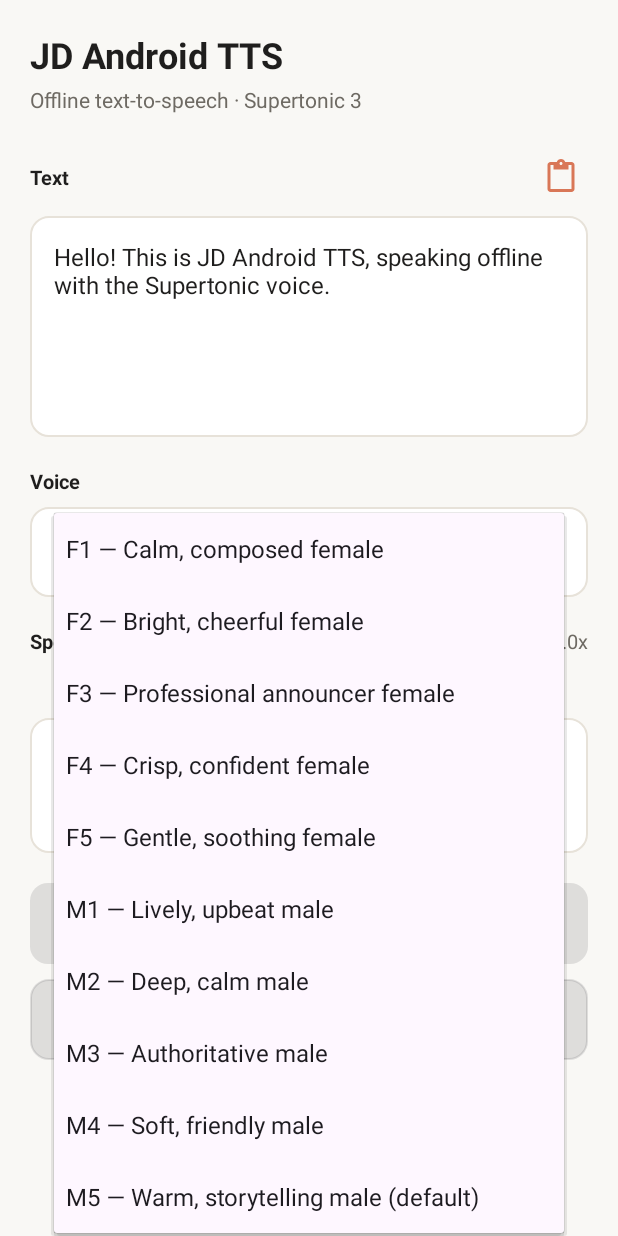
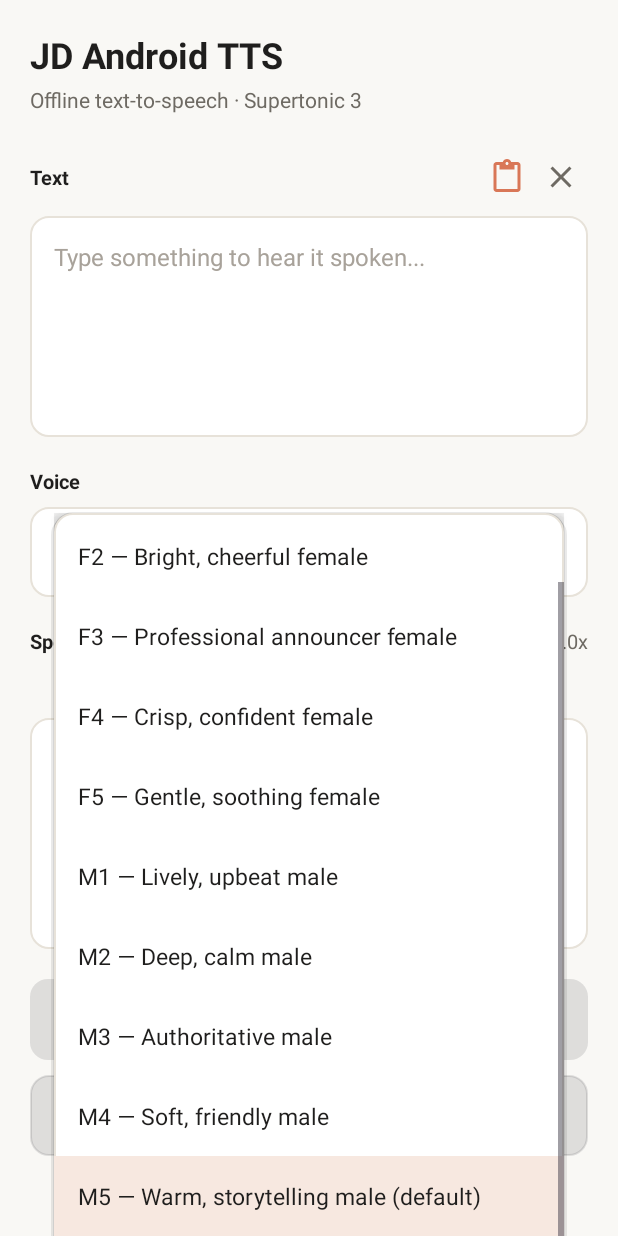
Before and after one commit to jdmughal-535/JD-Android-TTS, an Android app: the screen it shows after launch (MainActivity), after a tap on "M5 — Warm, storytelling male (default)", on a phone screen of 412 x 824 dp. Run offline under Robolectric (Android 15) with nearby library versions, the phone set to English and light mode, and no system bars; libraries missing offline, so code that uses them is left out: com.k2fsa.sherpa, org.apache.commons; 2 other taps on this screen came first.

Commit message:
UI v4: Android 16 insets fix, manual model download with resume, clear icon, Claude-matched voice dropdown

```diff
--- a/app/src/main/AndroidManifest.xml
+++ b/app/src/main/AndroidManifest.xml
@@ -1,7 +1,7 @@
 <?xml version="1.0" encoding="utf-8"?>
 <manifest xmlns:android="http://schemas.android.com/apk/res/android">
 
-    <!-- Only needed once, to download the Supertonic model (~123 MB).
+    <!-- Only needed once, to download the Supertonic model (~129 MB).
          Speech itself runs 100% offline after that. -->
     <uses-permission android:name="android.permission.INTERNET" />
     <!-- Only for Android 9 and older, where WAVs are written straight into
--- a/app/src/main/java/com/jdmughal/androidtts/MainActivity.kt
+++ b/app/src/main/java/com/jdmughal/androidtts/MainActivity.kt
@@ -16,11 +16,14 @@ import android.widget.Button
 import android.widget.EditText
 import android.widget.ImageButton
 import android.widget.ProgressBar
+import android.widget.ScrollView
 import android.widget.SeekBar
 import android.widget.Spinner
 import android.widget.TextView
 import android.widget.Toast
 import androidx.appcompat.app.AppCompatActivity
+import androidx.core.view.ViewCompat
+import androidx.core.view.WindowInsetsCompat
 import com.k2fsa.sherpa.onnx.GenerationConfig
 import com.k2fsa.sherpa.onnx.OfflineTts
 import com.k2fsa.sherpa.onnx.OfflineTtsConfig
@@ -41,7 +44,7 @@ import java.net.URL
  *
  * Engine: Supertonic 3 (int8), 31 languages, 10 speakers, 24 kHz.
  * Default voice: M5 (sid 9) — warm, storytelling male.
- * The model (~123 MB) is downloaded once from the sherpa-onnx
+ * The model (~129 MB) is downloaded once from the sherpa-onnx
  * tts-models release and extracted to external files; after that
  * everything runs offline, no API key, no account.
  *
@@ -76,6 +79,8 @@ class MainActivity : AppCompatActivity() {
 
     private lateinit var etText: EditText
     private lateinit var btnPaste: ImageButton
+    private lateinit var btnClear: ImageButton
+    private lateinit var btnDownload: Button
     private lateinit var spinnerVoice: Spinner
     private lateinit var seekSpeed: SeekBar
     private lateinit var tvSpeed: TextView
@@ -89,6 +94,7 @@ class MainActivity : AppCompatActivity() {
 
     @Volatile private var audioTrack: AudioTrack? = null
     @Volatile private var busy = false
+    private var downloadFailed = false
 
     private var tts: OfflineTts? = null
 
@@ -104,8 +110,19 @@ class MainActivity : AppCompatActivity() {
         super.onCreate(savedInstanceState)
         setContentView(R.layout.activity_main)
 
+        // Android 16 enforces edge-to-edge: keep the header below the
+        // status bar and the footer above the gesture bar.
+        val rootScroll = findViewById<ScrollView>(R.id.rootScroll)
+        ViewCompat.setOnApplyWindowInsetsListener(rootScroll) { v, insets ->
+            val bars = insets.getInsets(WindowInsetsCompat.Type.systemBars())
+            v.setPadding(0, bars.top, 0, bars.bottom)
+            insets
+        }
+
         etText = findViewById(R.id.etText)
         btnPaste = findViewById(R.id.btnPaste)
+        btnClear = findViewById(R.id.btnClear)
+        btnDownload = findViewById(R.id.btnDownload)
         spinnerVoice = findViewById(R.id.spinnerVoice)
         seekSpeed = findViewById(R.id.seekSpeed)
         tvSpeed = findViewById(R.id.tvSpeed)
@@ -120,11 +137,15 @@ class MainActivity : AppCompatActivity() {
         // Keep the default text showing from the top, not scrolled to the end.
         etText.setSelection(0)
 
+        // Custom layouts so the dropdown matches the Claude theme
+        // (white popup, ink text, orange-tinted selection) instead of
+        // the default pink-tinted Material dropdown.
         val adapter = ArrayAdapter(
             this,
-            android.R.layout.simple_spinner_dropdown_item,
+            R.layout.spinner_item,
             voices.map { it.first },
         )
+        adapter.setDropDownViewResource(R.layout.spinner_dropdown_item)
         spinnerVoice.adapter = adapter
         spinnerVoice.setSelection(DEFAULT_SID)
 
@@ -139,12 +160,14 @@ class MainActivity : AppCompatActivity() {
         })
 
         btnPaste.setOnClickListener { pasteFromClipboard() }
+        btnClear.setOnClickListener { etText.text.clear() }
+        btnDownload.setOnClickListener { downloadModel() }
         btnSpeak.setOnClickListener { speak(saveToFile = false) }
         btnSave.setOnClickListener { speak(saveToFile = true) }
 
         refreshState()
-        // No download button: the model fetches itself on first launch.
-        if (!isModelReady()) downloadModel()
+        // No auto-download: the user starts the model download manually
+        // from the button in the model card.
     }
 
     /** Paste the clipboard text at the cursor (or over the selection). */
@@ -179,12 +202,18 @@ class MainActivity : AppCompatActivity() {
         val ready = isModelReady()
         btnSpeak.isEnabled = ready && !busy
         btnSave.isEnabled = ready && !busy
+        // The download button lives only in the model card and only
+        // while the model is missing — never next to Play / Save.
+        btnDownload.visibility = if (ready) View.GONE else View.VISIBLE
+        btnDownload.isEnabled = !busy
+        btnDownload.text =
+            if (downloadFailed) "Retry download" else "Download model"
         tvModelStatus.text =
             if (ready) "Model ready" else "Model not downloaded"
         tvModelSub.text = if (ready) {
             "Supertonic 3 · English · ${voices[spinnerVoice.selectedItemPosition].first}"
         } else {
-            "Download once (~123 MB). After that, speech works fully offline."
+            "Download once (~129 MB). After that, speech works fully offline."
         }
         tvStatus.text = if (ready) {
             "Ready. Pick a voice and tap Play."
@@ -246,6 +275,7 @@ class MainActivity : AppCompatActivity() {
      *  and % + current file while extracting. */
     private fun downloadModel() {
         if (busy) return
+        downloadFailed = false
         setBusy(true)
         tvModelStatus.text = "Downloading model..."
         Thread {
@@ -264,6 +294,9 @@ class MainActivity : AppCompatActivity() {
                     Toast.makeText(this, "Model ready", Toast.LENGTH_SHORT).show()
                 }
             } catch (e: Exception) {
+                // Keep the partial file: a retry resumes from where
+                // the download stopped instead of starting over.
+                downloadFailed = true
                 runOnUiThread {
                     hideProgress()
                     setBusy(false)
@@ -274,20 +307,32 @@ class MainActivity : AppCompatActivity() {
         }.start()
     }
 
+    /** Downloads the model with resume: if a partial file is already
+     *  there, the server is asked for only the missing bytes (HTTP
+     *  Range), so a retry on a slow connection picks up where it
+     *  stopped instead of re-downloading ~129 MB from zero. */
     private fun downloadWithProgress(destFile: File) {
+        val already = if (destFile.exists()) destFile.length() else 0L
         val conn = URL(MODEL_URL).openConnection() as HttpURLConnection
         conn.connectTimeout = 30_000
-        conn.readTimeout = 30_000
+        conn.readTimeout = 120_000
+        if (already > 0) conn.setRequestProperty("Range", "bytes=$already-")
         conn.connect()
-        if (conn.responseCode !in 200..299) {
-            throw IllegalStateException("Download failed: HTTP ${conn.responseCode}")
+        val code = conn.responseCode
+        if (code == 416) return // already complete on disk
+        if (code !in 200..299) {
+            throw IllegalStateException("Download failed: HTTP $code")
         }
-        val total = conn.contentLengthLong // -1 if the server hides it
-        var downloaded: Long = 0
+        val resumed = code == HttpURLConnection.HTTP_PARTIAL // 206
+        if (!resumed && already > 0) destFile.delete() // server ignored Range: start fresh
+        val total = if (resumed) already + conn.contentLengthLong else conn.contentLengthLong
+        var downloaded = if (resumed) already else 0L
+        val sessionStart = downloaded
         val startedAt = System.currentTimeMillis()
         var lastUiUpdate = 0L
+        val verb = if (resumed) "Resuming" else "Downloading"
         conn.inputStream.use { input ->
-            FileOutputStream(destFile).use { output ->
+            FileOutputStream(destFile, resumed).use { output ->
                 val buf = ByteArray(8192)
                 var n = input.read(buf)
                 while (n != -1) {
@@ -297,17 +342,18 @@ class MainActivity : AppCompatActivity() {
                     if (now - lastUiUpdate >= 300) {
                         lastUiUpdate = now
                         val elapsedSec = ((now - startedAt) / 1000.0).coerceAtLeast(0.5)
-                        val speed = downloaded / elapsedSec
+                        val speed = (downloaded - sessionStart) / elapsedSec
                         val detail = if (total > 0) {
                             val percent = (downloaded * 100 / total).toInt()
-                            val etaSec = ((total - downloaded) / speed).toLong()
-                            showProgress(percent, "Downloading... $percent% · " +
+                            val etaSec = if (speed > 0) ((total - downloaded) / speed).toLong() else -1
+                            val eta = if (etaSec >= 0) " · ${formatEta(etaSec)}" else ""
+                            showProgress(percent, "$verb... $percent% · " +
                                 "${formatMb(downloaded)} / ${formatMb(total)} · " +
-                                "${formatSpeed(speed)} · ${formatEta(etaSec)}")
-                            "Downloading... $percent%"
+                                "${formatSpeed(speed)}$eta")
+                            "$verb... $percent%"
                         } else {
-                            showProgress(0, "Downloading... ${formatMb(downloaded)} · ${formatSpeed(speed)}")
-                            "Downloading..."
+                            showProgress(0, "$verb... ${formatMb(downloaded)} · ${formatSpeed(speed)}")
+                            "$verb..."
                         }
                         runOnUiThread { tvModelStatus.text = detail }
                     }
--- /dev/null
+++ b/app/src/main/res/drawable/bg_dropdown.xml
@@ -0,0 +1,9 @@
+<?xml version="1.0" encoding="utf-8"?>
+<shape xmlns:android="http://schemas.android.com/apk/res/android"
+    android:shape="rectangle">
+    <solid android:color="#FFFFFF" />
+    <stroke
+        android:width="1dp"
+        android:color="#E7E2D9" />
+    <corners android:radius="12dp" />
+</shape>
--- /dev/null
+++ b/app/src/main/res/drawable/bg_dropdown_item.xml
@@ -0,0 +1,13 @@
+<?xml version="1.0" encoding="utf-8"?>
+<selector xmlns:android="http://schemas.android.com/apk/res/android">
+    <item android:state_pressed="true">
+        <color android:color="#F7E8E0" />
+    </item>
+    <item android:state_activated="true">
+        <color android:color="#F7E8E0" />
+    </item>
+    <item android:state_selected="true">
+        <color android:color="#F7E8E0" />
+    </item>
+    <item android:drawable="@android:color/transparent" />
+</selector>
--- /dev/null
+++ b/app/src/main/res/drawable/ic_clear.xml
@@ -0,0 +1,10 @@
+<?xml version="1.0" encoding="utf-8"?>
+<vector xmlns:android="http://schemas.android.com/apk/res/android"
+    android:width="24dp"
+    android:height="24dp"
+    android:viewportWidth="24"
+    android:viewportHeight="24">
+    <path
+        android:fillColor="#FFFFFF"
+        android:pathData="M19,6.41L17.59,5 12,10.59 6.41,5 5,6.41 10.59,12 5,17.59 6.41,19 12,13.41 17.59,19 19,17.59 13.41,12z" />
+</vector>
--- a/app/src/main/res/layout/activity_main.xml
+++ b/app/src/main/res/layout/activity_main.xml
@@ -1,5 +1,6 @@
 <?xml version="1.0" encoding="utf-8"?>
 <ScrollView xmlns:android="http://schemas.android.com/apk/res/android"
+    android:id="@+id/rootScroll"
     android:layout_width="match_parent"
     android:layout_height="match_parent"
     android:background="#F9F8F5"
@@ -54,6 +55,16 @@
                 android:padding="6dp"
                 android:src="@drawable/ic_paste"
                 android:tint="#D97757" />
+
+            <ImageButton
+                android:id="@+id/btnClear"
+                android:layout_width="36dp"
+                android:layout_height="36dp"
+                android:background="@android:color/transparent"
+                android:contentDescription="Clear text"
+                android:padding="6dp"
+                android:src="@drawable/ic_clear"
+                android:tint="#6E6A63" />
         </LinearLayout>
 
         <EditText
@@ -95,7 +106,8 @@
                 android:layout_width="match_parent"
                 android:layout_height="52dp"
                 android:paddingStart="12dp"
-                android:paddingEnd="12dp" />
+                android:paddingEnd="12dp"
+                android:popupBackground="@drawable/bg_dropdown" />
         </LinearLayout>
 
         <!-- Speed -->
@@ -156,7 +168,7 @@
                 android:layout_width="wrap_content"
                 android:layout_height="wrap_content"
                 android:layout_marginTop="4dp"
-                android:text="Downloading once (~123 MB). After that, speech works fully offline."
+                android:text="Download once (~129 MB). After that, speech works fully offline."
                 android:textColor="#6E6A63"
                 android:textSize="13sp" />
 
@@ -179,6 +191,20 @@
                 android:textColor="#6E6A63"
                 android:textSize="13sp"
                 android:visibility="gone" />
+
+            <!-- Manual download only: the model never downloads by itself.
+                 The button hides once the model is ready. -->
+            <Button
+                android:id="@+id/btnDownload"
+                android:layout_width="match_parent"
+                android:layout_height="52dp"
+                android:layout_marginTop="12dp"
+                android:background="@drawable/bg_button_dark"
+                android:text="Download model"
+                android:textAllCaps="false"
+                android:textColor="#FFFFFF"
+                android:textSize="15sp"
+                android:textStyle="bold" />
         </LinearLayout>
 
         <!-- Actions -->
--- /dev/null
+++ b/app/src/main/res/layout/spinner_dropdown_item.xml
@@ -0,0 +1,10 @@
+<?xml version="1.0" encoding="utf-8"?>
+<TextView xmlns:android="http://schemas.android.com/apk/res/android"
+    android:layout_width="match_parent"
+    android:layout_height="wrap_content"
+    android:background="@drawable/bg_dropdown_item"
+    android:ellipsize="end"
+    android:padding="16dp"
+    android:singleLine="true"
+    android:textColor="#1F1E1D"
+    android:textSize="15sp" />
--- /dev/null
+++ b/app/src/main/res/layout/spinner_item.xml
@@ -0,0 +1,12 @@
+<?xml version="1.0" encoding="utf-8"?>
+<TextView xmlns:android="http://schemas.android.com/apk/res/android"
+    android:layout_width="match_parent"
+    android:layout_height="wrap_content"
+    android:ellipsize="end"
+    android:paddingStart="4dp"
+    android:paddingTop="14dp"
+    android:paddingEnd="4dp"
+    android:paddingBottom="14dp"
+    android:singleLine="true"
+    android:textColor="#1F1E1D"
+    android:textSize="15sp" />
```
Also changed, not shown: 1 other file.
